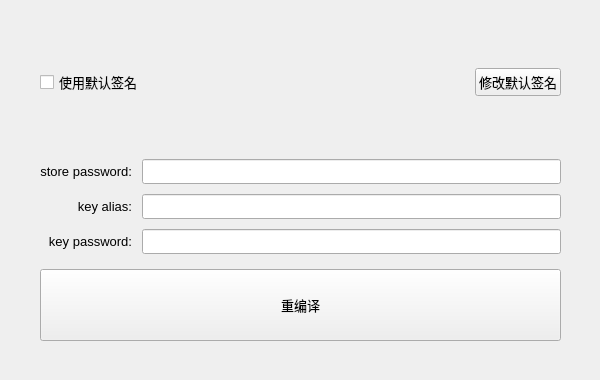
Above: res/ui/repack_widget.ui from purejiang/BlankTool before the change. Below: the same form after it.
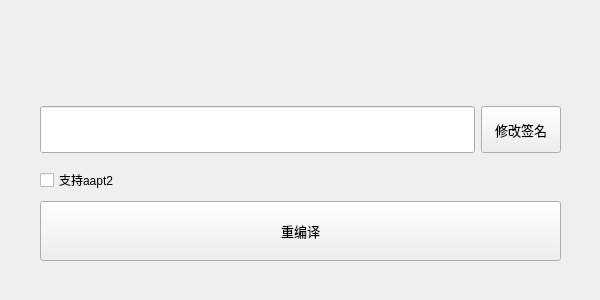
That is the form after the change.

The edit to the form file:
```diff
--- a/res/ui/repack_widget.ui
+++ b/res/ui/repack_widget.ui
@@ -7,7 +7,7 @@
     <x>0</x>
     <y>0</y>
     <width>600</width>
-    <height>380</height>
+    <height>300</height>
    </rect>
   </property>
   <property name="windowTitle">
@@ -19,18 +19,18 @@
      <x>0</x>
      <y>0</y>
      <width>601</width>
-     <height>381</height>
+     <height>301</height>
     </rect>
    </property>
-   <layout class="QVBoxLayout" name="verticalLayout" stretch="2,2,2,4,3">
+   <layout class="QVBoxLayout" name="verticalLayout" stretch="2,2,1,2">
     <property name="spacing">
-     <number>15</number>
+     <number>6</number>
     </property>
     <property name="leftMargin">
      <number>40</number>
     </property>
     <property name="topMargin">
-     <number>20</number>
+     <number>40</number>
     </property>
     <property name="rightMargin">
      <number>40</number>
@@ -39,14 +39,20 @@
      <number>40</number>
     </property>
     <item>
-     <layout class="QHBoxLayout" name="choose_repack_path_layout" stretch=""/>
+     <layout class="QHBoxLayout" name="choose_repack_path_layout"/>
     </item>
     <item>
      <layout class="QGridLayout" name="gridLayout">
+      <property name="topMargin">
+       <number>6</number>
+      </property>
+      <property name="bottomMargin">
+       <number>6</number>
+      </property>
       <item row="0" column="1">
        <widget class="QPushButton" name="reset_default_keystore_btn">
         <property name="sizePolicy">
-         <sizepolicy hsizetype="Fixed" vsizetype="Fixed">
+         <sizepolicy hsizetype="Fixed" vsizetype="Preferred">
           <horstretch>0</horstretch>
           <verstretch>0</verstretch>
          </sizepolicy>
@@ -57,116 +63,40 @@
          </font>
         </property>
         <property name="text">
-         <string>修改默认签名</string>
+         <string>修改签名</string>
         </property>
        </widget>
       </item>
       <item row="0" column="0">
-       <widget class="QCheckBox" name="use_default_keystore_check">
+       <widget class="QLineEdit" name="pull_package_name_edt">
         <property name="sizePolicy">
          <sizepolicy hsizetype="Preferred" vsizetype="Preferred">
           <horstretch>0</horstretch>
           <verstretch>0</verstretch>
          </sizepolicy>
         </property>
-        <property name="font">
-         <font>
-          <pointsize>10</pointsize>
-         </font>
-        </property>
-        <property name="text">
-         <string>使用默认签名</string>
+        <property name="readOnly">
+         <bool>true</bool>
         </property>
        </widget>
       </item>
      </layout>
     </item>
-    <item>
-     <layout class="QHBoxLayout" name="choose_keystore_path_layout" stretch=""/>
-    </item>
     <item>
      <layout class="QGridLayout" name="gridLayout_3">
       <property name="spacing">
-       <number>10</number>
+       <number>0</number>
       </property>
-      <item row="0" column="2">
-       <widget class="QLineEdit" name="store_pwd_edt">
+      <item row="0" column="0">
+       <widget class="QCheckBox" name="pass_err_dex_check">
         <property name="sizePolicy">
          <sizepolicy hsizetype="Preferred" vsizetype="Preferred">
           <horstretch>0</horstretch>
           <verstretch>0</verstretch>
          </sizepolicy>
         </property>
-       </widget>
-      </item>
-      <item row="0" column="1">
-       <widget class="QLabel" name="store_pwd_label">
-        <property name="sizePolicy">
-         <sizepolicy hsizetype="Fixed" vsizetype="Preferred">
-          <horstretch>0</horstretch>
-          <verstretch>0</verstretch>
-         </sizepolicy>
-        </property>
-        <property name="font">
-         <font>
-          <pointsize>10</pointsize>
-         </font>
-        </property>
         <property name="text">
-         <string>store password:</string>
-        </property>
-        <property name="alignment">
-         <set>Qt::AlignRight|Qt::AlignTrailing|Qt::AlignVCenter</set>
-        </property>
-       </widget>
-      </item>
-      <item row="2" column="2">
-       <widget class="QLineEdit" name="key_pwd_edt">
-        <property name="sizePolicy">
-         <sizepolicy hsizetype="Preferred" vsizetype="Preferred">
-          <horstretch>0</horstretch>
-          <verstretch>0</verstretch>
-         </sizepolicy>
-        </property>
-       </widget>
-      </item>
-      <item row="1" column="2">
-       <widget class="QLineEdit" name="key_alias_edt">
-        <property name="sizePolicy">
-         <sizepolicy hsizetype="Preferred" vsizetype="Preferred">
-          <horstretch>0</horstretch>
-          <verstretch>0</verstretch>
-         </sizepolicy>
-        </property>
-       </widget>
-      </item>
-      <item row="1" column="1">
-       <widget class="QLabel" name="key_alias_label">
-        <property name="font">
-         <font>
-          <pointsize>10</pointsize>
-         </font>
-        </property>
-        <property name="text">
-         <string>key alias:</string>
-        </property>
-        <property name="alignment">
-         <set>Qt::AlignRight|Qt::AlignTrailing|Qt::AlignVCenter</set>
-        </property>
-       </widget>
-      </item>
-      <item row="2" column="1">
-       <widget class="QLabel" name="key_pwd_label">
-        <property name="font">
-         <font>
-          <pointsize>10</pointsize>
-         </font>
-        </property>
-        <property name="text">
-         <string>key password:</string>
-        </property>
-        <property name="alignment">
-         <set>Qt::AlignRight|Qt::AlignTrailing|Qt::AlignVCenter</set>
+         <string>支持aapt2</string>
         </property>
        </widget>
       </item>
```
Left out of the diff: 2 changed lines with no effect on the pictures.
